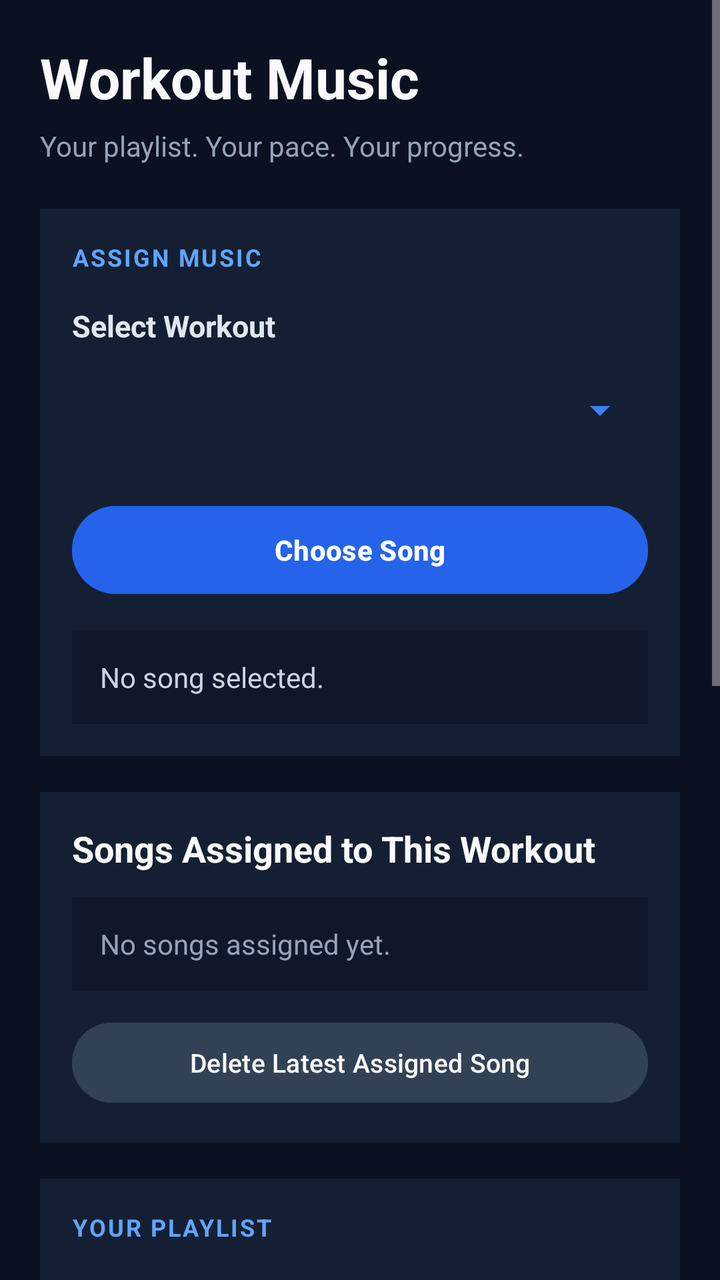
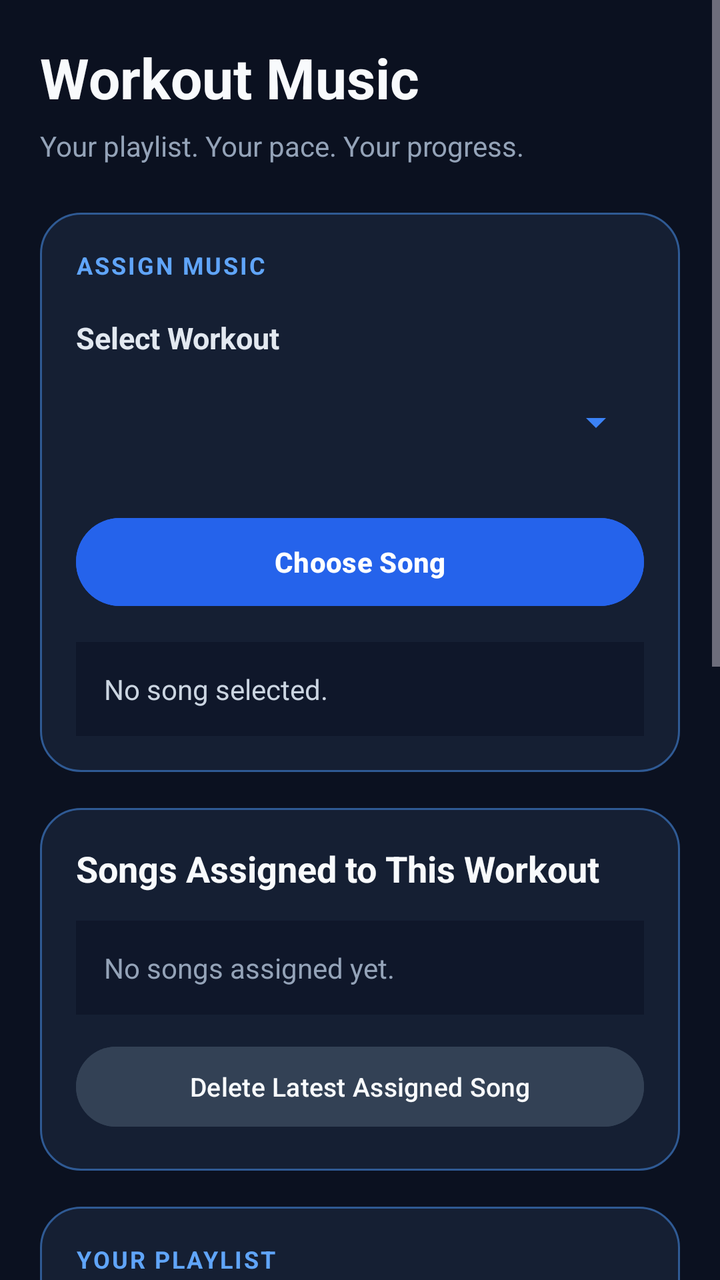

Two renders of the same Android screen: before a commit and after it. Below are the layout's source before the change and the commit's diff.
<!-- AndroidManifest.xml: application theme Theme.GymTrackerPro -->
<!-- res/layout/activity_workout_music.xml -->
<?xml version="1.0" encoding="utf-8"?>
<ScrollView xmlns:android="http://schemas.android.com/apk/res/android"
    android:layout_width="match_parent"
    android:layout_height="match_parent"
    android:background="#0B1120"
    android:fillViewport="true">

    <LinearLayout
        android:layout_width="match_parent"
        android:layout_height="wrap_content"
        android:orientation="vertical"
        android:padding="20dp">

        
        <TextView
            android:layout_width="match_parent"
            android:layout_height="wrap_content"
            android:text="Workout Music"
            android:textColor="#F8FAFC"
            android:textSize="28sp"
            android:textStyle="bold" />

        <TextView
            android:layout_width="match_parent"
            android:layout_height="wrap_content"
            android:layout_marginTop="6dp"
            android:layout_marginBottom="22dp"
            android:text="Your playlist. Your pace. Your progress."
            android:textColor="#94A3B8"
            android:textSize="14sp" />

        
        <LinearLayout
            android:layout_width="match_parent"
            android:layout_height="wrap_content"
            android:background="#151F33"
            android:orientation="vertical"
            android:padding="16dp">

            <TextView
                android:layout_width="match_parent"
                android:layout_height="wrap_content"
                android:text="ASSIGN MUSIC"
                android:textColor="#60A5FA"
                android:textSize="12sp"
                android:textStyle="bold"
                android:letterSpacing="0.08" />

            <TextView
                android:layout_width="match_parent"
                android:layout_height="wrap_content"
                android:layout_marginTop="16dp"
                android:text="Select Workout"
                android:textColor="#E2E8F0"
                android:textSize="15sp"
                android:textStyle="bold" />

            <Spinner
                android:id="@+id/spinnerWorkouts"
                android:layout_width="match_parent"
                android:layout_height="52dp"
                android:layout_marginTop="6dp"
                android:backgroundTint="#3B82F6"
                android:minHeight="48dp" />

            <Button
                android:id="@+id/buttonChooseSong"
                android:layout_width="match_parent"
                android:layout_height="52dp"
                android:layout_marginTop="18dp"
                android:backgroundTint="#2563EB"
                android:text="Choose Song"
                android:textColor="#FFFFFF"
                android:textStyle="bold" />

            <TextView
                android:id="@+id/textSelectedSong"
                android:layout_width="match_parent"
                android:layout_height="wrap_content"
                android:layout_marginTop="14dp"
                android:background="#0F172A"
                android:padding="14dp"
                android:text="No song selected."
                android:textColor="#CBD5E1"
                android:textSize="14sp" />

        </LinearLayout>

        
        <LinearLayout
            android:layout_width="match_parent"
            android:layout_height="wrap_content"
            android:layout_marginTop="18dp"
            android:background="#151F33"
            android:orientation="vertical"
            android:padding="16dp">

            <TextView
                android:layout_width="match_parent"
                android:layout_height="wrap_content"
                android:text="Songs Assigned to This Workout"
                android:textColor="#F8FAFC"
                android:textSize="18sp"
                android:textStyle="bold" />

            <TextView
                android:id="@+id/textAssignedSongs"
                android:layout_width="match_parent"
                android:layout_height="wrap_content"
                android:layout_marginTop="12dp"
                android:background="#0F172A"
                android:padding="14dp"
                android:text="No songs assigned yet."
                android:textColor="#94A3B8"
                android:textSize="14sp" />

            <Button
                android:id="@+id/buttonDeleteSong"
                android:layout_width="match_parent"
                android:layout_height="48dp"
                android:layout_marginTop="12dp"
                android:backgroundTint="#334155"
                android:text="Delete Latest Assigned Song"
                android:textColor="#F8FAFC"
                android:textSize="13sp" />

        </LinearLayout>

        
        <LinearLayout
            android:layout_width="match_parent"
            android:layout_height="wrap_content"
            android:layout_marginTop="18dp"
            android:background="#151F33"
            android:orientation="vertical"
            android:padding="16dp">

            <TextView
                android:layout_width="match_parent"
                android:layout_height="wrap_content"
                android:text="YOUR PLAYLIST"
                android:textColor="#60A5FA"
                android:textSize="12sp"
                android:textStyle="bold"
                android:letterSpacing="0.08" />

            <TextView
                android:layout_width="match_parent"
                android:layout_height="wrap_content"
                android:layout_marginTop="14dp"
                android:text="Select a Song"
                android:textColor="#E2E8F0"
                android:textSize="15sp"
                android:textStyle="bold" />

            <Spinner
                android:id="@+id/spinnerSongs"
                android:layout_width="match_parent"
                android:layout_height="52dp"
                android:layout_marginTop="6dp"
                android:backgroundTint="#3B82F6"
                android:minHeight="48dp" />

            <Button
                android:id="@+id/buttonRefreshSongs"
                android:layout_width="match_parent"
                android:layout_height="48dp"
                android:layout_marginTop="10dp"
                android:backgroundTint="#334155"
                android:text="Refresh Playlist"
                android:textColor="#F8FAFC" />

        </LinearLayout>

        
        <LinearLayout
            android:layout_width="match_parent"
            android:layout_height="wrap_content"
            android:layout_marginTop="18dp"
            android:layout_marginBottom="20dp"
            android:background="#151F33"
            android:orientation="vertical"
            android:padding="16dp">

            <TextView
                android:layout_width="match_parent"
                android:layout_height="wrap_content"
                android:text="NOW PLAYING"
                android:textColor="#60A5FA"
                android:textSize="12sp"
                android:textStyle="bold"
                android:letterSpacing="0.08" />

            <TextView
                android:id="@+id/textPlaybackStatus"
                android:layout_width="match_parent"
                android:layout_height="wrap_content"
                android:layout_marginTop="14dp"
                android:background="#0F172A"
                android:padding="14dp"
                android:text="Playback status: Stopped"
                android:textColor="#F8FAFC"
                android:textSize="15sp"
                android:textStyle="bold" />

            <TextView
                android:id="@+id/textPlaybackTime"
                android:layout_width="match_parent"
                android:layout_height="wrap_content"
                android:layout_marginTop="16dp"
                android:gravity="center"
                android:text="00:00 / 00:00"
                android:textColor="#94A3B8"
                android:textSize="13sp" />

            <SeekBar
                android:id="@+id/seekBarPlayback"
                android:layout_width="match_parent"
                android:layout_height="wrap_content"
                android:layout_marginTop="4dp"
                android:progressTint="#3B82F6"
                android:thumbTint="#60A5FA"
                android:max="1000"
                android:progress="0"
                android:enabled="false" />

            <Button
                android:id="@+id/buttonPlaySong"
                android:layout_width="match_parent"
                android:layout_height="52dp"
                android:layout_marginTop="18dp"
                android:backgroundTint="#2563EB"
                android:text="Play Selected Song"
                android:textColor="#FFFFFF"
                android:textStyle="bold" />

            <Button
                android:id="@+id/buttonPauseResumeSong"
                android:layout_width="match_parent"
                android:layout_height="48dp"
                android:layout_marginTop="8dp"
                android:backgroundTint="#334155"
                android:text="Pause Song"
                android:textColor="#F8FAFC"
                android:enabled="false" />

            <Button
                android:id="@+id/buttonStopSong"
                android:layout_width="match_parent"
                android:layout_height="48dp"
                android:layout_marginTop="8dp"
                android:backgroundTint="#334155"
                android:text="Stop Music"
                android:textColor="#F8FAFC" />

        </LinearLayout>

    </LinearLayout>
</ScrollView>
<!-- resources referenced by this layout -->
<resources>
  <style name="Theme.GymTrackerPro" parent="Base.Theme.GymTrackerPro" />
  <style name="Base.Theme.GymTrackerPro" parent="Theme.Material3.Dark.NoActionBar">
          <item name="colorPrimary">@color/gt_blue</item>
          <item name="colorSurface">@color/gt_surface</item>
          <item name="android:windowBackground">@color/gt_background</item>
  
          
          <item name="android:statusBarColor">@color/gt_background</item>
          <item name="android:navigationBarColor">@color/gt_background</item>
          <item name="android:windowLightStatusBar">false</item>
      </style>
  <color name="gt_blue">#60A5FA</color>
  <color name="gt_surface">#151F33</color>
  <color name="gt_background">#0B1120</color>
</resources>

<!-- the commit's change to res/layout/activity_workout_music.xml (unified diff, before → after) -->
@@ -3,7 +3,8 @@
     android:layout_width="match_parent"
     android:layout_height="match_parent"
     android:background="#0B1120"
-    android:fillViewport="true">
+    android:fillViewport="true"
+    android:clipToPadding="false">
 
     <LinearLayout
         android:layout_width="match_parent"
@@ -24,7 +25,7 @@
             android:layout_width="match_parent"
             android:layout_height="wrap_content"
             android:layout_marginTop="6dp"
-            android:layout_marginBottom="22dp"
+            android:layout_marginBottom="24dp"
             android:text="Your playlist. Your pace. Your progress."
             android:textColor="#94A3B8"
             android:textSize="14sp" />
@@ -33,9 +34,9 @@
         <LinearLayout
             android:layout_width="match_parent"
             android:layout_height="wrap_content"
-            android:background="#151F33"
-            android:orientation="vertical"
-            android:padding="16dp">
+            android:background="@drawable/bg_card"
+            android:orientation="vertical"
+            android:padding="18dp">
 
             <TextView
                 android:layout_width="match_parent"
@@ -49,7 +50,7 @@
             <TextView
                 android:layout_width="match_parent"
                 android:layout_height="wrap_content"
-                android:layout_marginTop="16dp"
+                android:layout_marginTop="18dp"
                 android:text="Select Workout"
                 android:textColor="#E2E8F0"
                 android:textSize="15sp"
@@ -91,9 +92,9 @@
             android:layout_width="match_parent"
             android:layout_height="wrap_content"
             android:layout_marginTop="18dp"
-            android:background="#151F33"
-            android:orientation="vertical"
-            android:padding="16dp">
+            android:background="@drawable/bg_card"
+            android:orientation="vertical"
+            android:padding="18dp">
 
             <TextView
                 android:layout_width="match_parent"
@@ -107,7 +108,7 @@
                 android:id="@+id/textAssignedSongs"
                 android:layout_width="match_parent"
                 android:layout_height="wrap_content"
-                android:layout_marginTop="12dp"
+                android:layout_marginTop="14dp"
                 android:background="#0F172A"
                 android:padding="14dp"
                 android:text="No songs assigned yet."
@@ -131,9 +132,9 @@
             android:layout_width="match_parent"
             android:layout_height="wrap_content"
             android:layout_marginTop="18dp"
-            android:background="#151F33"
-            android:orientation="vertical"
-            android:padding="16dp">
+            android:background="@drawable/bg_card"
+            android:orientation="vertical"
+            android:padding="18dp">
 
             <TextView
                 android:layout_width="match_parent"
@@ -147,7 +148,7 @@
             <TextView
                 android:layout_width="match_parent"
                 android:layout_height="wrap_content"
-                android:layout_marginTop="14dp"
+                android:layout_marginTop="16dp"
                 android:text="Select a Song"
                 android:textColor="#E2E8F0"
                 android:textSize="15sp"
@@ -165,7 +166,7 @@
                 android:id="@+id/buttonRefreshSongs"
                 android:layout_width="match_parent"
                 android:layout_height="48dp"
-                android:layout_marginTop="10dp"
+                android:layout_marginTop="12dp"
                 android:backgroundTint="#334155"
                 android:text="Refresh Playlist"
                 android:textColor="#F8FAFC" />
@@ -177,16 +178,16 @@
             android:layout_width="match_parent"
             android:layout_height="wrap_content"
             android:layout_marginTop="18dp"
-            android:layout_marginBottom="20dp"
-            android:background="#151F33"
-            android:orientation="vertical"
-            android:padding="16dp">
+            android:layout_marginBottom="24dp"
+            android:background="@drawable/bg_today_card"
+            android:orientation="vertical"
+            android:padding="18dp">
 
             <TextView
                 android:layout_width="match_parent"
                 android:layout_height="wrap_content"
                 android:text="NOW PLAYING"
-                android:textColor="#60A5FA"
+                android:textColor="#BFDBFE"
                 android:textSize="12sp"
                 android:textStyle="bold"
                 android:letterSpacing="0.08" />
@@ -195,11 +196,11 @@
                 android:id="@+id/textPlaybackStatus"
                 android:layout_width="match_parent"
                 android:layout_height="wrap_content"
-                android:layout_marginTop="14dp"
-                android:background="#0F172A"
+                android:layout_marginTop="16dp"
+                android:background="#172554"
                 android:padding="14dp"
                 android:text="Playback status: Stopped"
-                android:textColor="#F8FAFC"
+                android:textColor="#FFFFFF"
                 android:textSize="15sp"
                 android:textStyle="bold" />
 
@@ -210,18 +211,18 @@
                 android:layout_marginTop="16dp"
                 android:gravity="center"
                 android:text="00:00 / 00:00"
-                android:textColor="#94A3B8"
+                android:textColor="#DBEAFE"
                 android:textSize="13sp" />
 
             <SeekBar
                 android:id="@+id/seekBarPlayback"
                 android:layout_width="match_parent"
                 android:layout_height="wrap_content"
-                android:layout_marginTop="4dp"
-                android:progressTint="#3B82F6"
-                android:thumbTint="#60A5FA"
+                android:layout_marginTop="6dp"
                 android:max="1000"
                 android:progress="0"
+                android:progressTint="#60A5FA"
+                android:thumbTint="#FFFFFF"
                 android:enabled="false" />
 
             <Button
@@ -239,9 +240,9 @@
                 android:layout_width="match_parent"
                 android:layout_height="48dp"
                 android:layout_marginTop="8dp"
-                android:backgroundTint="#334155"
+                android:backgroundTint="#1E40AF"
                 android:text="Pause Song"
-                android:textColor="#F8FAFC"
+                android:textColor="#FFFFFF"
                 android:enabled="false" />
 
             <Button
@@ -249,9 +250,9 @@
                 android:layout_width="match_parent"
                 android:layout_height="48dp"
                 android:layout_marginTop="8dp"
-                android:backgroundTint="#334155"
+                android:backgroundTint="#172554"
                 android:text="Stop Music"
-                android:textColor="#F8FAFC" />
+                android:textColor="#FFFFFF" />
 
         </LinearLayout>
 
<!-- resource entries referenced after the edit -->
@@ -1,5 +1,32 @@
 <!-- resources referenced by this layout -->
 <resources>
+  <!-- drawable bg_card (drawable) -->
+  <?xml version="1.0" encoding="utf-8"?>
+  <shape xmlns:android="http://schemas.android.com/apk/res/android" android:shape="rectangle">
+      <solid android:color="@color/gt_surface" />
+      <corners android:radius="20dp" />
+      <stroke android:width="1dp" android:color="@color/gt_stroke" />
+  </shape>
+  <!-- drawable bg_today_card (drawable) -->
+  <?xml version="1.0" encoding="utf-8"?>
+  <shape xmlns:android="http://schemas.android.com/apk/res/android"
+      android:shape="rectangle">
+  
+      <corners android:radius="18dp" />
+  
+      <gradient
+          android:angle="135"
+          android:startColor="#2563EB"
+          android:endColor="#172554"
+          android:type="linear" />
+  
+      <padding
+          android:left="16dp"
+          android:top="16dp"
+          android:right="16dp"
+          android:bottom="16dp" />
+  
+  </shape>
   <style name="Theme.GymTrackerPro" parent="Base.Theme.GymTrackerPro" />
   <style name="Base.Theme.GymTrackerPro" parent="Theme.Material3.Dark.NoActionBar">
           <item name="colorPrimary">@color/gt_blue</item>
@@ -13,6 +40,7 @@
       </style>
   <color name="gt_blue">#60A5FA</color>
   <color name="gt_surface">#151F33</color>
+  <color name="gt_stroke">#2F5A94</color>
   <color name="gt_background">#0B1120</color>
 </resources>
 
